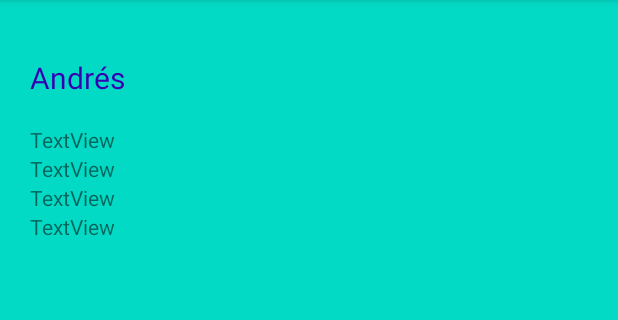
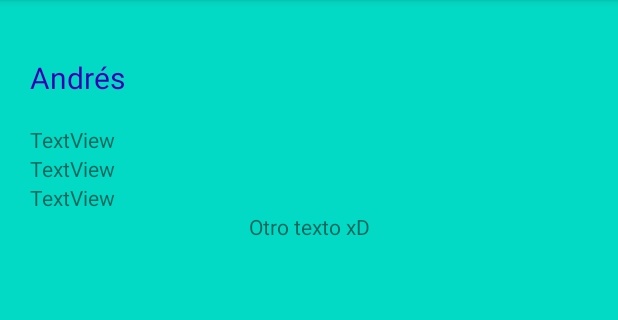
Before and after one commit to andres-vasquez-coderoad-com/progra3-prueba2, an Android app: the screen it shows after launch (MainActivity), on a phone screen of 412 x 824 dp, the part 84-404 px from its top. Run offline under Robolectric (Android 15) with nearby library versions, the phone set to English and light mode, and no system bars.

Commit message:
Probando git.

```diff
--- a/app/src/main/res/layout/activity_main.xml
+++ b/app/src/main/res/layout/activity_main.xml
@@ -41,5 +41,6 @@
         android:id="@+id/textView5"
         android:layout_width="match_parent"
         android:layout_height="wrap_content"
-        android:text="TextView" />
+        android:gravity="center"
+        android:text="Otro texto xD" />
 </LinearLayout>
```
